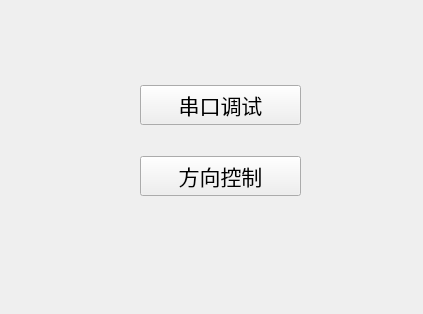
The window that Workspace/qt_ros_ws/catkin_demo01_ws/src/demo01_Dir_Control/src/mainwindow.ui (yin-roc/Ubuntu20.04) describes before a commit, drawn with Qt 5.
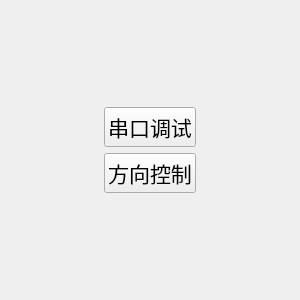
The same window after the commit.

Patch:
```diff
--- a/Workspace/qt_ros_ws/catkin_demo01_ws/src/demo01_Dir_Control/src/mainwindow.ui
+++ b/Workspace/qt_ros_ws/catkin_demo01_ws/src/demo01_Dir_Control/src/mainwindow.ui
@@ -6,8 +6,8 @@
    <rect>
     <x>0</x>
     <y>0</y>
-    <width>423</width>
-    <height>314</height>
+    <width>300</width>
+    <height>300</height>
    </rect>
   </property>
   <property name="font">
@@ -19,15 +19,38 @@
    <string>MainWindow</string>
   </property>
   <widget class="QWidget" name="centralwidget">
-   <widget class="QWidget" name="verticalLayoutWidget">
-    <property name="geometry">
-     <rect>
-      <x>140</x>
-      <y>60</y>
-      <width>161</width>
-      <height>161</height>
-     </rect>
-    </property>
+   <layout class="QHBoxLayout" name="horizontalLayout_2">
+    <item>
+     <layout class="QVBoxLayout" name="verticalLayout_2">
+      <item>
+       <spacer name="verticalSpacer">
+        <property name="orientation">
+         <enum>Qt::Vertical</enum>
+        </property>
+        <property name="sizeHint" stdset="0">
+         <size>
+          <width>20</width>
+          <height>40</height>
+         </size>
+        </property>
+       </spacer>
+      </item>
+      <item>
+       <layout class="QHBoxLayout" name="horizontalLayout">
+        <item>
+         <spacer name="horizontalSpacer_2">
+          <property name="orientation">
+           <enum>Qt::Horizontal</enum>
+          </property>
+          <property name="sizeHint" stdset="0">
+           <size>
+            <width>40</width>
+            <height>20</height>
+           </size>
+          </property>
+         </spacer>
+        </item>
+        <item>
     <layout class="QVBoxLayout" name="verticalLayout">
      <item>
       <widget class="QPushButton" name="pushButton">
@@ -54,7 +77,38 @@
       </widget>
      </item>
     </layout>
-   </widget>
+        </item>
+        <item>
+         <spacer name="horizontalSpacer">
+          <property name="orientation">
+           <enum>Qt::Horizontal</enum>
+          </property>
+          <property name="sizeHint" stdset="0">
+           <size>
+            <width>40</width>
+            <height>20</height>
+           </size>
+          </property>
+         </spacer>
+        </item>
+       </layout>
+      </item>
+      <item>
+       <spacer name="verticalSpacer_2">
+        <property name="orientation">
+         <enum>Qt::Vertical</enum>
+        </property>
+        <property name="sizeHint" stdset="0">
+         <size>
+          <width>20</width>
+          <height>40</height>
+         </size>
+        </property>
+       </spacer>
+      </item>
+     </layout>
+    </item>
+   </layout>
   </widget>
  </widget>
  <resources/>
```
Lines whose indentation alone changed are shown as unchanged.
